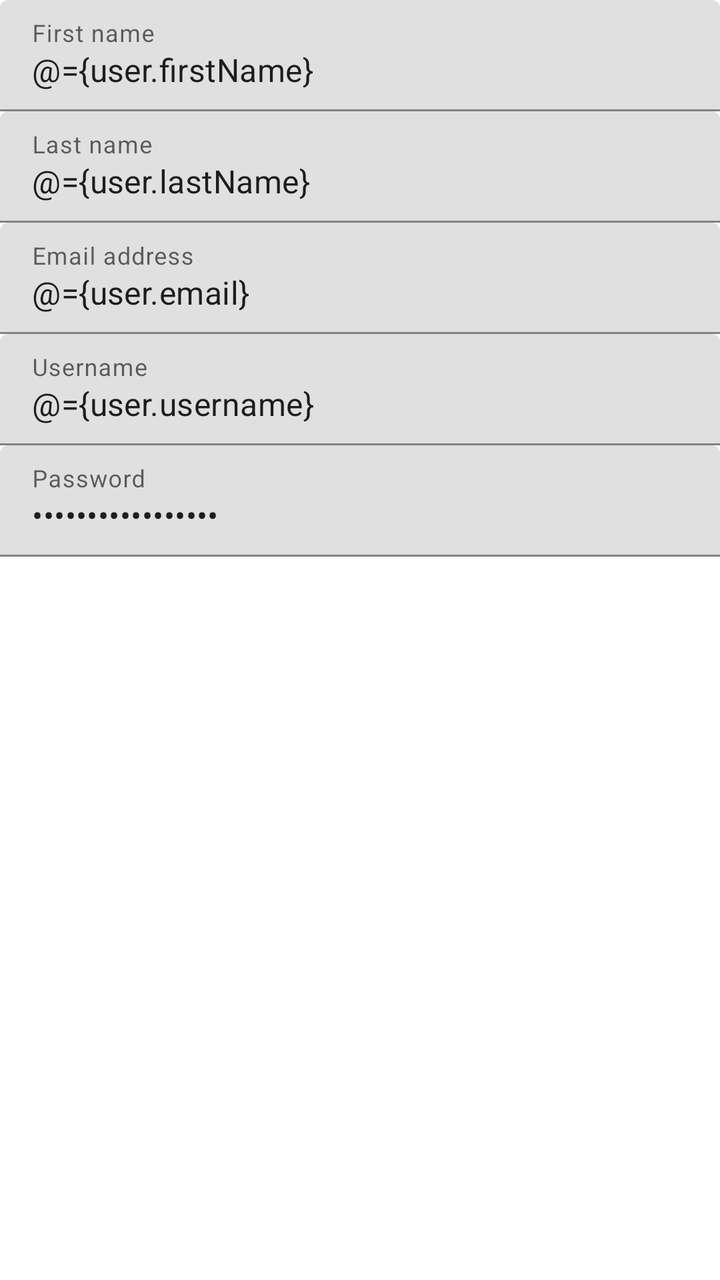
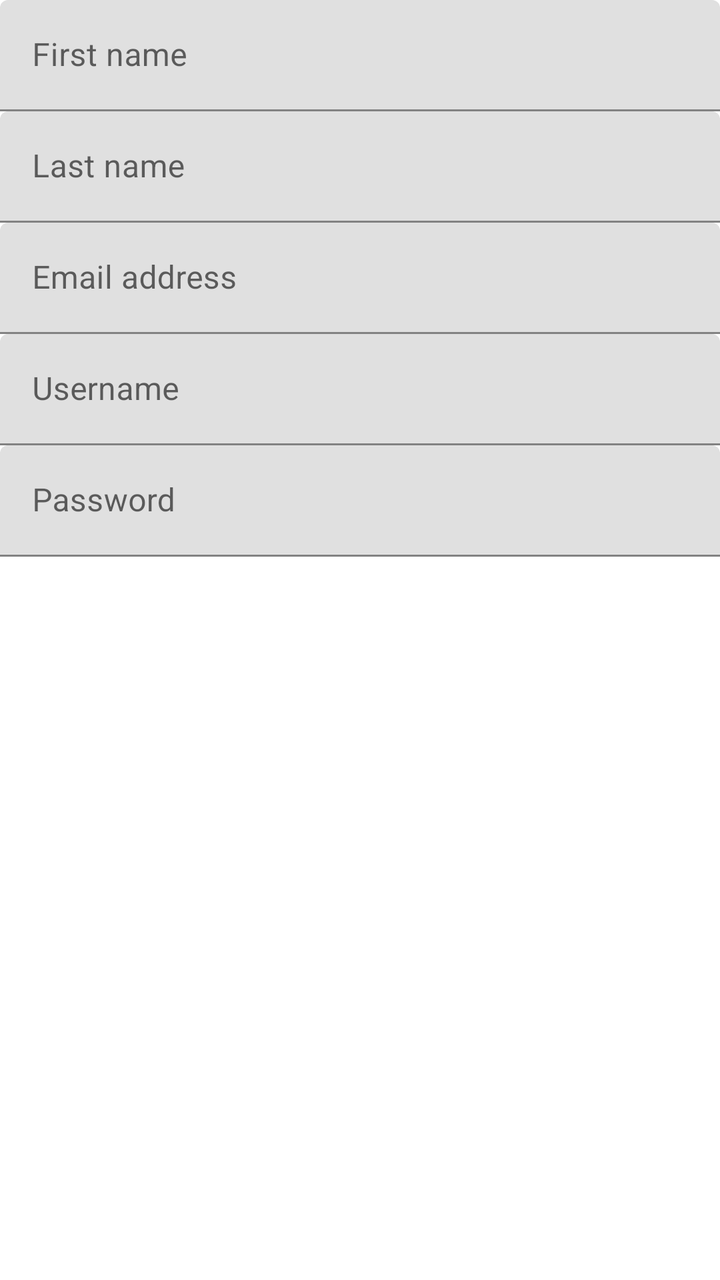

Before-and-after screenshots of an Android layout around one commit, followed by the original layout XML and the change that was made.
<!-- AndroidManifest.xml: another module's application theme AppTheme -->
<!-- res/layout/content_register.xml -->
<?xml version="1.0" encoding="utf-8"?>
<layout xmlns:android="http://schemas.android.com/apk/res/android">

    <data>

        <variable
            name="user"
            type="cat.xlagunas.user.register.RegisterUserBinder" />
    </data>

    <LinearLayout
        android:layout_width="match_parent"
        android:layout_height="wrap_content"
        android:layout_marginLeft="@dimen/activity_horizontal_margin"
        android:layout_marginTop="@dimen/activity_vertical_margin"
        android:layout_marginRight="@dimen/activity_horizontal_margin"
        android:gravity="center_horizontal"
        android:orientation="vertical">

        <com.google.android.material.textfield.TextInputLayout
            android:layout_width="match_parent"
            android:layout_height="wrap_content">

            <com.google.android.material.textfield.TextInputEditText
                android:id="@+id/first_name_et"
                android:layout_width="match_parent"
                android:layout_height="wrap_content"
                android:hint="@string/hint_user_name"
                android:inputType="textEmailAddress"
                android:text="@={user.firstName}" />

        </com.google.android.material.textfield.TextInputLayout>

        <com.google.android.material.textfield.TextInputLayout
            android:layout_width="match_parent"
            android:layout_height="wrap_content">

            <com.google.android.material.textfield.TextInputEditText
                android:id="@+id/last_name"
                android:layout_width="match_parent"
                android:layout_height="wrap_content"
                android:hint="@string/hint_user_last_name"
                android:inputType="textEmailAddress"
                android:text="@={user.lastName}" />

        </com.google.android.material.textfield.TextInputLayout>

        <com.google.android.material.textfield.TextInputLayout
            android:layout_width="match_parent"
            android:layout_height="wrap_content">

            <com.google.android.material.textfield.TextInputEditText
                android:id="@+id/email"
                android:layout_width="match_parent"
                android:layout_height="wrap_content"
                android:hint="@string/hint_user_email"
                android:inputType="textEmailAddress"
                android:text="@={user.email}" />

        </com.google.android.material.textfield.TextInputLayout>

        <com.google.android.material.textfield.TextInputLayout
            android:layout_width="match_parent"
            android:layout_height="wrap_content">

            <com.google.android.material.textfield.TextInputEditText
                android:id="@+id/username"
                android:layout_width="match_parent"
                android:layout_height="wrap_content"
                android:hint="@string/hint_user_username"
                android:inputType="textEmailAddress"
                android:text="@={user.username}" />

        </com.google.android.material.textfield.TextInputLayout>

        <com.google.android.material.textfield.TextInputLayout
            android:layout_width="match_parent"
            android:layout_height="wrap_content">

            <com.google.android.material.textfield.TextInputEditText
                android:id="@+id/password"
                android:layout_width="match_parent"
                android:layout_height="wrap_content"
                android:hint="@string/hint_user_password"
                android:inputType="textPassword"
                android:text="@={user.password}" />

        </com.google.android.material.textfield.TextInputLayout>

    </LinearLayout>
</layout>
<!-- resources referenced by this layout -->
<resources>
  <dimen name="activity_horizontal_margin">16dp</dimen>
  <dimen name="activity_vertical_margin">16dp</dimen>
  <string name="hint_user_email">Email address</string>
  <string name="hint_user_last_name">Last name</string>
  <string name="hint_user_name">First name</string>
  <string name="hint_user_password">Password</string>
  <string name="hint_user_username">Username</string>
  <style name="AppTheme" parent="Theme.MaterialComponents.Light.DarkActionBar">
          
          <item name="colorPrimary">@color/colorPrimary</item>
          <item name="colorPrimaryDark">@color/colorPrimaryDark</item>
          <item name="colorAccent">@color/colorAccent</item>
      </style>
  <color name="colorPrimary">#3F51B5</color>
  <color name="colorPrimaryDark">#303F9F</color>
  <color name="colorAccent">#FF4081</color>
</resources>

<!-- the commit's change to res/layout/content_register.xml (unified diff, before → after) -->
@@ -1,91 +1,76 @@
 <?xml version="1.0" encoding="utf-8"?>
-<layout xmlns:android="http://schemas.android.com/apk/res/android">
+<LinearLayout xmlns:android="http://schemas.android.com/apk/res/android"
+    android:layout_width="match_parent"
+    android:layout_height="wrap_content"
+    android:layout_marginLeft="@dimen/activity_horizontal_margin"
+    android:layout_marginTop="@dimen/activity_vertical_margin"
+    android:layout_marginRight="@dimen/activity_horizontal_margin"
+    android:gravity="center_horizontal"
+    android:orientation="vertical">
 
-    <data>
+    <com.google.android.material.textfield.TextInputLayout
+        android:layout_width="match_parent"
+        android:layout_height="wrap_content">
 
-        <variable
-            name="user"
-            type="cat.xlagunas.user.register.RegisterUserBinder" />
-    </data>
+        <com.google.android.material.textfield.TextInputEditText
+            android:id="@+id/first_name_et"
+            android:layout_width="match_parent"
+            android:layout_height="wrap_content"
+            android:hint="@string/hint_user_name"
+            android:inputType="textEmailAddress" />
 
-    <LinearLayout
+    </com.google.android.material.textfield.TextInputLayout>
+
+    <com.google.android.material.textfield.TextInputLayout
         android:layout_width="match_parent"
-        android:layout_height="wrap_content"
-        android:layout_marginLeft="@dimen/activity_horizontal_margin"
-        android:layout_marginTop="@dimen/activity_vertical_margin"
-        android:layout_marginRight="@dimen/activity_horizontal_margin"
-        android:gravity="center_horizontal"
-        android:orientation="vertical">
+        android:layout_height="wrap_content">
 
-        <com.google.android.material.textfield.TextInputLayout
+        <com.google.android.material.textfield.TextInputEditText
+            android:id="@+id/last_name"
             android:layout_width="match_parent"
-            android:layout_height="wrap_content">
+            android:layout_height="wrap_content"
+            android:hint="@string/hint_user_last_name"
+            android:inputType="textEmailAddress" />
 
-            <com.google.android.material.textfield.TextInputEditText
-                android:id="@+id/first_name_et"
-                android:layout_width="match_parent"
-                android:layout_height="wrap_content"
-                android:hint="@string/hint_user_name"
-                android:inputType="textEmailAddress"
-                android:text="@={user.firstName}" />
+    </com.google.android.material.textfield.TextInputLayout>
 
-        </com.google.android.material.textfield.TextInputLayout>
+    <com.google.android.material.textfield.TextInputLayout
+        android:layout_width="match_parent"
+        android:layout_height="wrap_content">
 
-        <com.google.android.material.textfield.TextInputLayout
+        <com.google.android.material.textfield.TextInputEditText
+            android:id="@+id/email"
             android:layout_width="match_parent"
-            android:layout_height="wrap_content">
+            android:layout_height="wrap_content"
+            android:hint="@string/hint_user_email"
+            android:inputType="textEmailAddress" />
 
-            <com.google.android.material.textfield.TextInputEditText
-                android:id="@+id/last_name"
-                android:layout_width="match_parent"
-                android:layout_height="wrap_content"
-                android:hint="@string/hint_user_last_name"
-                android:inputType="textEmailAddress"
-                android:text="@={user.lastName}" />
+    </com.google.android.material.textfield.TextInputLayout>
 
-        </com.google.android.material.textfield.TextInputLayout>
+    <com.google.android.material.textfield.TextInputLayout
+        android:layout_width="match_parent"
+        android:layout_height="wrap_content">
 
-        <com.google.android.material.textfield.TextInputLayout
+        <com.google.android.material.textfield.TextInputEditText
+            android:id="@+id/username"
             android:layout_width="match_parent"
-            android:layout_height="wrap_content">
+            android:layout_height="wrap_content"
+            android:hint="@string/hint_user_username"
+            android:inputType="textEmailAddress" />
 
-            <com.google.android.material.textfield.TextInputEditText
-                android:id="@+id/email"
-                android:layout_width="match_parent"
-                android:layout_height="wrap_content"
-                android:hint="@string/hint_user_email"
-                android:inputType="textEmailAddress"
-                android:text="@={user.email}" />
+    </com.google.android.material.textfield.TextInputLayout>
 
-        </com.google.android.material.textfield.TextInputLayout>
+    <com.google.android.material.textfield.TextInputLayout
+        android:layout_width="match_parent"
+        android:layout_height="wrap_content">
 
-        <com.google.android.material.textfield.TextInputLayout
+        <com.google.android.material.textfield.TextInputEditText
+            android:id="@+id/password"
             android:layout_width="match_parent"
-            android:layout_height="wrap_content">
+            android:layout_height="wrap_content"
+            android:hint="@string/hint_user_password"
+            android:inputType="textPassword" />
 
-            <com.google.android.material.textfield.TextInputEditText
-                android:id="@+id/username"
-                android:layout_width="match_parent"
-                android:layout_height="wrap_content"
-                android:hint="@string/hint_user_username"
-                android:inputType="textEmailAddress"
-                android:text="@={user.username}" />
+    </com.google.android.material.textfield.TextInputLayout>
 
-        </com.google.android.material.textfield.TextInputLayout>
-
-        <com.google.android.material.textfield.TextInputLayout
-            android:layout_width="match_parent"
-            android:layout_height="wrap_content">
-
-            <com.google.android.material.textfield.TextInputEditText
-                android:id="@+id/password"
-                android:layout_width="match_parent"
-                android:layout_height="wrap_content"
-                android:hint="@string/hint_user_password"
-                android:inputType="textPassword"
-                android:text="@={user.password}" />
-
-        </com.google.android.material.textfield.TextInputLayout>
-
-    </LinearLayout>
-</layout>
+</LinearLayout>
